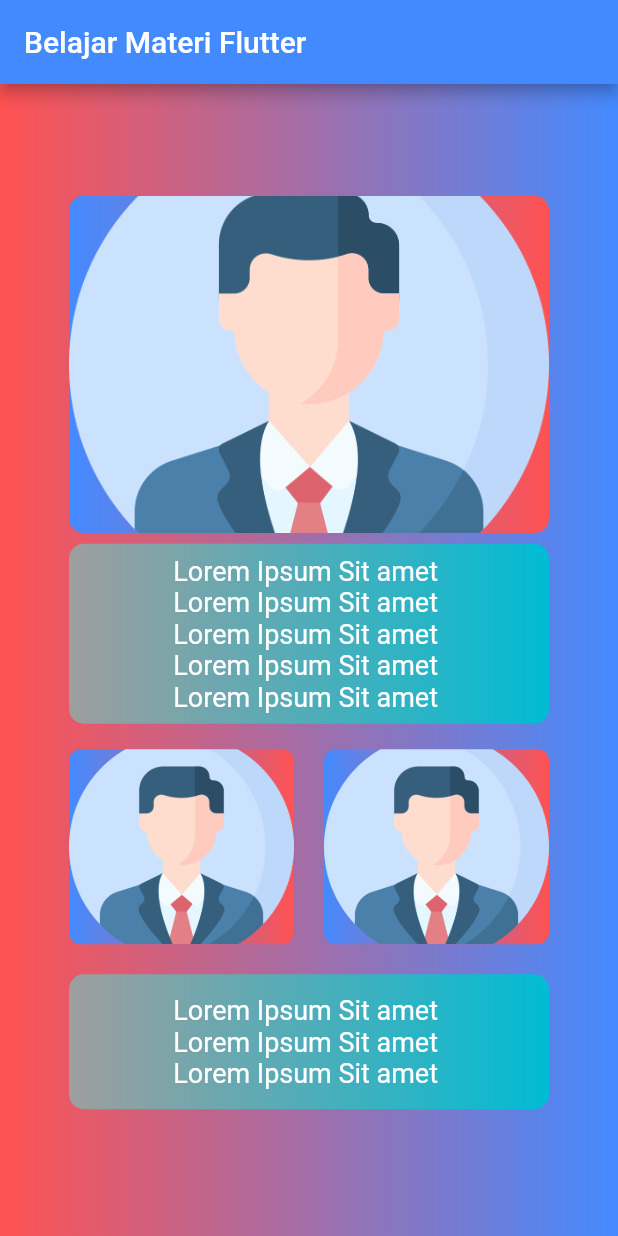
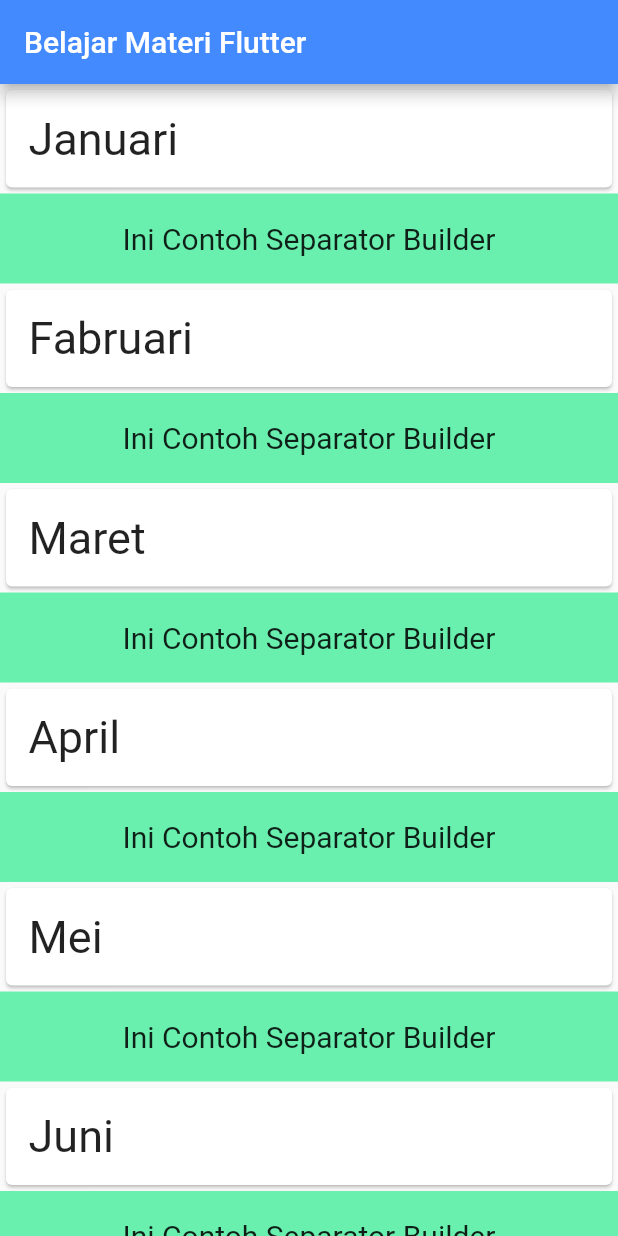
Before and after one commit to Silvilestari/Flutter-SilviLestari, a Flutter app: the screen it shows after launch, on a phone screen of 412 x 824 dp. Run offline on Flutter 3.47's test engine with Material 2 defaults, Android fonts, the light colour scheme and no system bars.

Commit message:
Belajar ListView

```diff
--- /dev/null
+++ b/pkl/lib/listview/list_builder.dart
@@ -0,0 +1,38 @@
+import 'package:flutter/material.dart';
+
+class BelajarListView extends StatelessWidget {
+  final List bulan = [
+    "Januari",
+    "Fabruari",
+    "Maret",
+    "April",
+    "Mei",
+    "Juni",
+    "Juli",
+    "Agustus",
+    "September",
+    "Oktober",
+    "November",
+    "Desember"
+  ];
+
+  @override
+  Widget build(BuildContext context) {
+    return Scaffold(
+      body: ListView.builder(
+        itemBuilder: (context, index) {
+          return Card(
+            child: ListTile(
+                title: Text(bulan[index], style: TextStyle(fontSize: 30)),
+                subtitle: Text('ini subtitle dari ' + bulan[index]),
+                leading: CircleAvatar(
+                  child: Text(bulan[index][0], // ambil karakter pertama text
+                      style: TextStyle(fontSize: 20)),
+                )),
+          );
+        },
+        itemCount: bulan.length,
+      ),
+    );
+  }
+}
--- /dev/null
+++ b/pkl/lib/listview/list_separated.dart
@@ -0,0 +1,48 @@
+import 'package:flutter/material.dart';
+
+class ListViewBuilder extends StatelessWidget {
+  final List bulan = [
+    "Januari",
+    "Fabruari",
+    "Maret",
+    "April",
+    "Mei",
+    "Juni",
+    "Juli",
+    "Agustus",
+    "September",
+    "Oktober",
+    "November",
+    "Desember"
+  ];
+
+  @override
+  Widget build(BuildContext context) {
+    return Scaffold(
+      body: ListView.separated(
+        itemBuilder: (context, index) {
+          return Card(
+            child: Padding(
+              padding: const EdgeInsets.all(15.0),
+              child: Text(bulan[index], style: TextStyle(fontSize: 30)),
+            ),
+          );
+        },
+        separatorBuilder: (context, position) {
+          if (position % 1 == 0) {
+            return Container(
+              height: 60,
+              color: Colors.greenAccent,
+              child: Center(
+                  child: Text('Ini Contoh Separator Builder',
+                      style: TextStyle(fontSize: 20))),
+            );
+          } else {
+            return Divider();
+          }
+        },
+        itemCount: bulan.length,
+      ),
+    );
+  }
+}
--- a/pkl/lib/main.dart
+++ b/pkl/lib/main.dart
@@ -1,4 +1,7 @@
 import 'package:flutter/material.dart';
+import 'package:pkl/listview/list_basic.dart';
+import 'package:pkl/listview/list_builder.dart';
+import 'package:pkl/listview/list_separated.dart';
 import 'tugas.dart';
 import 'column.dart';
 import 'latihan.dart';
@@ -19,12 +22,11 @@ class MyApp extends StatelessWidget {
     return MaterialApp(
       title: "Flutter Pertama",
       home: Scaffold(
-        appBar: AppBar(
-          title: Text("Belajar Materi Flutter"),
-          backgroundColor: Colors.blueAccent,
-        ),
-        body: Tugas(),
-      ),
+          appBar: AppBar(
+            title: Text("Belajar Materi Flutter"),
+            backgroundColor: Colors.blueAccent,
+          ),
+          body: ListViewBuilder()),
     );
   }
 }
```
Also changed, not shown: pkl/lib/listview/list_basic.dart (added, +71 -0 lines).
